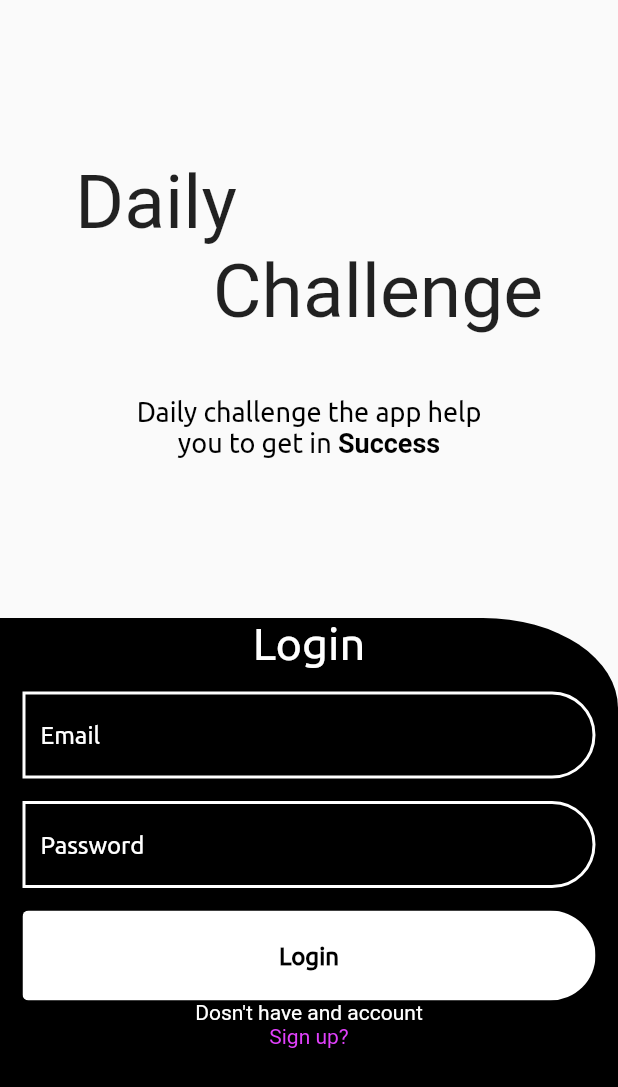
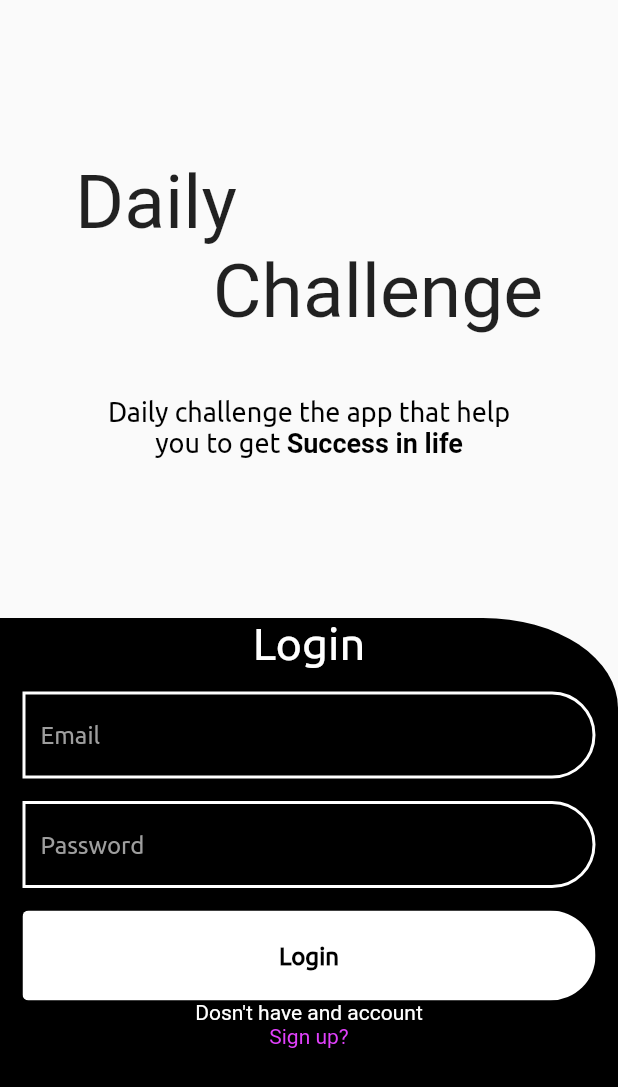
Before and after one commit to dawberry/Daily-challenge, a Flutter app: the screen it shows after launch, on a phone screen of 412 x 824 dp. Shown: the top 1087 px of the screen. Run offline on Flutter 3.47's test engine with Material 2 defaults, Android fonts, the phone set to English and light mode, and no system bars; our stand-ins replace cloud_firestore, firebase_auth, firebase_core, fluttertoast; accounts and stored records are empty; Roboto replaces fonts that are missing (logo); project files that could hold a hidden picture were left out.

```diff
--- a/lib/pages/components/customButton.dart
+++ b/lib/pages/components/customButton.dart
@@ -3,9 +3,11 @@ import 'package:flutter/material.dart';
 class CustomButton extends StatelessWidget {
   CustomButton({
     required this.pressed,
+    required this.text,
     Key? key,
   }) : super(key: key);
   VoidCallback pressed;
+  final text;
   @override
   Widget build(BuildContext context) {
     return Container(
@@ -17,10 +19,10 @@ class CustomButton extends StatelessWidget {
         child: TextButton(
             style: TextButton.styleFrom(backgroundColor: Colors.white),
             onPressed: pressed,
-            child: const Center(
+            child: Center(
               child: Text(
-                "Login",
-                style: TextStyle(
+                text,
+                style: const TextStyle(
                     color: Colors.black,
                     fontSize: 16,
                     fontWeight: FontWeight.bold),
--- a/lib/pages/components/customField.dart
+++ b/lib/pages/components/customField.dart
@@ -17,12 +17,13 @@ class CustomField extends StatelessWidget {
     return Container(
       margin: const EdgeInsets.only(top: 15),
       child: TextFormField(
+        controller: controller,
         validator: validator,
         obscureText: isPass ? true : false,
         style: const TextStyle(color: Colors.white),
         decoration: InputDecoration(
             hintText: text,
-            hintStyle: const TextStyle(color: Colors.white),
+            hintStyle: const TextStyle(color: Colors.grey),
             enabledBorder: const OutlineInputBorder(
                 borderRadius: BorderRadius.only(
                     topRight: Radius.circular(30),
--- a/lib/pages/login.dart
+++ b/lib/pages/login.dart
@@ -1,17 +1,31 @@
+import 'package:daily_challenge/pages/home.dart';
+import 'package:daily_challenge/pages/signup.dart';
+import 'package:daily_challenge/provider/navigate.dart';
+import 'package:firebase_auth/firebase_auth.dart';
 import 'package:flutter/gestures.dart';
 import 'package:flutter/material.dart';
-import 'package:flutter/src/foundation/key.dart';
-import 'package:flutter/src/widgets/framework.dart';
 
+import '../provider/firebase_auth.dart';
 import 'components/Logo.dart';
 import 'components/customButton.dart';
 import 'components/customField.dart';
 
-class LoginPage extends StatelessWidget {
+class LoginPage extends StatefulWidget {
   LoginPage({Key? key}) : super(key: key);
+
+  @override
+  State<LoginPage> createState() => _LoginPageState();
+}
+
+class _LoginPageState extends State<LoginPage> {
   TextEditingController emailController = TextEditingController();
+
+  final auth = FirebaseAuth.instance;
+
   TextEditingController passController = TextEditingController();
+
   final _formKey = GlobalKey<FormState>();
+
   @override
   Widget build(BuildContext context) {
     return Scaffold(
@@ -38,9 +52,9 @@ class LoginPage extends StatelessWidget {
                         children: <TextSpan>[
                           TextSpan(
                               text:
-                                  "Daily challenge the app help\nyou to get in "),
+                                  "Daily challenge the app that help\nyou to get "),
                           TextSpan(
-                              text: "Success",
+                              text: "Success in life",
                               style: TextStyle(
                                 fontWeight: FontWeight.bold,
                               ))
@@ -82,7 +96,7 @@ class LoginPage extends StatelessWidget {
                         CustomField(
                           validator: (value) {
                             if (value!.isEmpty) {
-                              return "Email is no valid";
+                              return "password is no valid";
                             }
                           },
                           text: "Password",
@@ -90,10 +104,10 @@ class LoginPage extends StatelessWidget {
                           isPass: false,
                         ),
                         CustomButton(
-                          pressed: () {
-                            if (_formKey.currentState!.validate()) {
-                              print("Hello Dave!");
-                            }
+                          text: "Login",
+                          pressed: () async {
+                            Auth().login(_formKey, emailController,
+                                passController, context);
                           },
                         ),
                         RichText(
@@ -106,7 +120,9 @@ class LoginPage extends StatelessWidget {
                                   text: "Sign up?",
                                   style: TextStyle(color: Colors.purpleAccent),
                                   recognizer: TapGestureRecognizer()
-                                    ..onTap = () {})
+                                    ..onTap = () {
+                                      CustomNavigate().nav(SignUp(), context);
+                                    })
                             ]))
                       ],
                     ))
--- /dev/null
+++ b/lib/provider/navigate.dart
@@ -0,0 +1,8 @@
+import 'package:flutter/material.dart';
+
+class CustomNavigate {
+  void nav(page, BuildContext context) {
+    Navigator.pushAndRemoveUntil(context,
+        MaterialPageRoute(builder: (builder) => page), (route) => false);
+  }
+}
--- a/pubspec.yaml
+++ b/pubspec.yaml
@@ -38,6 +38,7 @@ dependencies:
   firebase_core: ^1.20.1
   change_app_package_name: ^1.1.0
   cloud_firestore: ^3.4.4
+  fluttertoast: ^8.0.9
 
 dev_dependencies:
   flutter_test:
```
Also changed, not shown: lib/pages/home.dart (added, +15 -0 lines), lib/pages/signup.dart (added, +143 -0 lines), lib/provider/firebase_auth.dart (added, +72 -0 lines), pubspec.lock.
